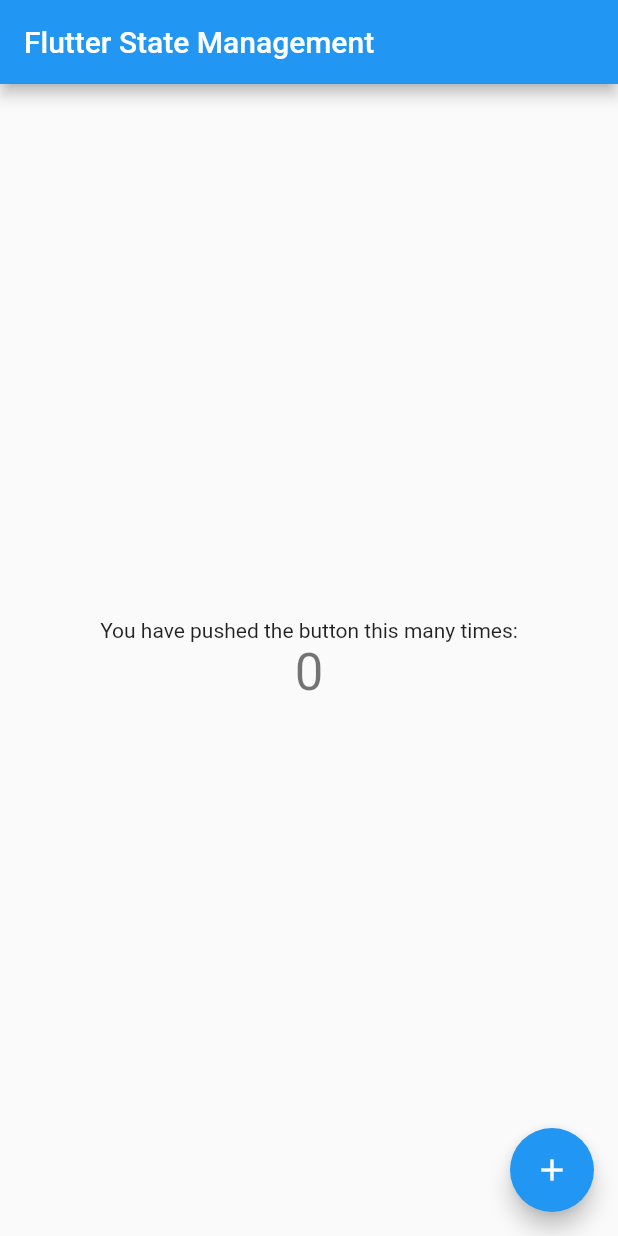
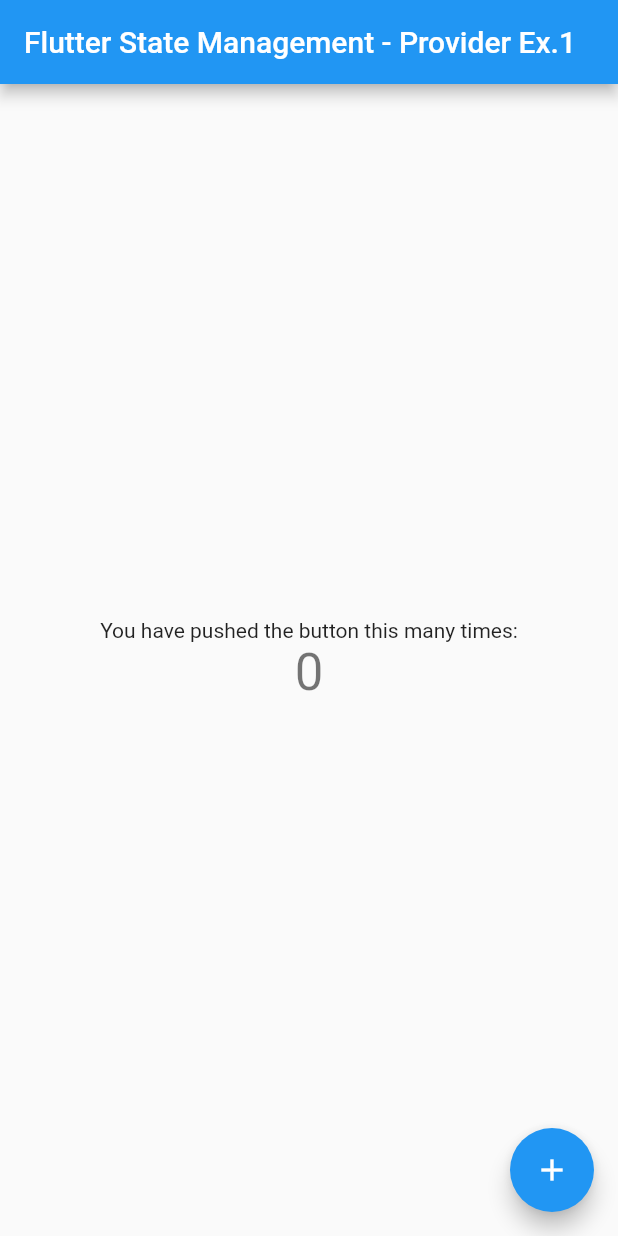
Before and after one commit to OussamaHaff/flutter_state_managment, a Flutter app: the screen it shows after launch, on a phone screen of 412 x 824 dp. Run offline on Flutter 3.47's test engine with Material 2 defaults, Android fonts, the phone set to English and light mode, and no system bars.

Commit message:
Added example number

```diff
--- a/lib/main.dart
+++ b/lib/main.dart
@@ -11,11 +11,11 @@ class MyApp extends StatelessWidget {
     return ChangeNotifierProvider(
       builder: (context) => CounterState(),
       child: MaterialApp(
-        title: 'Flutter State Management',
+        title: 'Flutter State Management - Provider Ex.1',
         theme: ThemeData(
           primarySwatch: Colors.blue,
         ),
-        home: MyHomePage(title: 'Flutter State Management'),
+        home: MyHomePage(title: 'Flutter State Management - Provider Ex.1'),
       ),
     );
   }
```
